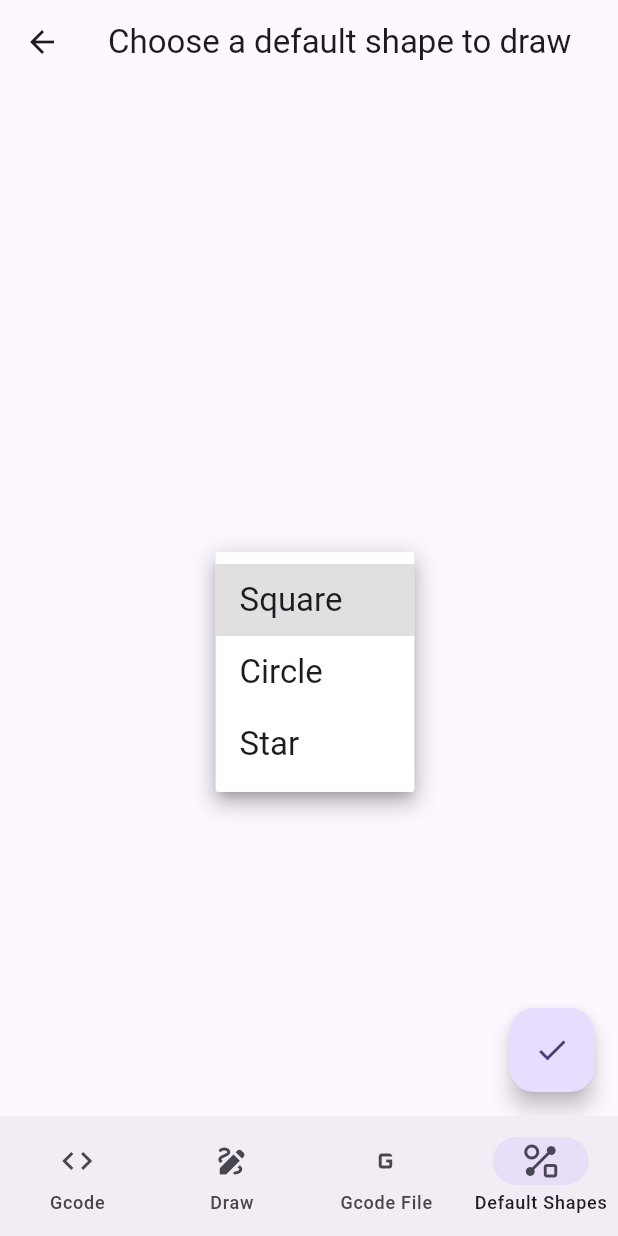
After one commit to Int-0X7FFFFFFF/Etch, a Flutter app: the screen it shows after launch, item 4 of the bottom bar chosen, after a tap on "Square", on a phone screen of 412 x 824 dp. The commit adds this screen. Run offline on Flutter 3.47's test engine with Material 2 defaults, Android fonts, the light colour scheme and no system bars; our stand-ins replace dio, file_picker, loading_animation_widget; missing offline and left inert: flutter_displaymode.

Commit message:
make new options in UI

```diff
--- /dev/null
+++ b/app/etch_fluter/lib/default_shapes/default_shapes_page.dart
@@ -0,0 +1,90 @@
+// ignore_for_file: use_build_context_synchronously
+
+import 'package:flutter/material.dart';
+import 'package:loading_animation_widget/loading_animation_widget.dart';
+import 'package:provider/provider.dart';
+import 'package:file_picker/file_picker.dart';
+import '../common.dart';
+import 'dart:convert';
+import 'dart:io';
+
+class DefaultShapesPage extends StatefulWidget {
+  const DefaultShapesPage({super.key});
+
+  @override
+  State<DefaultShapesPage> createState() => _DefaultShapesPageState();
+}
+
+class _DefaultShapesPageState extends State<DefaultShapesPage> {
+  String _selectedShape = 'square';
+  @override
+  Widget build(BuildContext context) {
+    var server = Provider.of<API>(context).getAPI;
+    return Scaffold(
+      appBar: AppBar(title: const Text("Choose a default shape to draw")),
+      body: Center(
+        child: DropdownButton<String>(
+          value: _selectedShape,
+          style: Theme.of(context).textTheme.titleLarge,
+          dropdownColor: Colors.white,
+          focusColor: Colors.white,
+          items: const[
+            DropdownMenuItem(
+              value: 'square',
+              child: Text('Square'),
+            ),
+            DropdownMenuItem(
+              value: 'circle',
+              child: Text('Circle'),
+            ),
+            DropdownMenuItem(
+              value: 'star',
+              child: Text('Star'),
+            ),
+          ],
+          onChanged: (value) {
+            setState(() {
+              _selectedShape = value!;
+            });
+          },
+        ),
+      ),
+      floatingActionButton: FloatingActionButton(
+        onPressed: () async {
+          Provider.of<Load>(context, listen: false).onloading();
+          try {
+            var res = await server.connect_device(_selectedShape); //need update api
+            if (res['status']) {
+              Navigator.pushNamed(context, '/home');
+              Provider.of<Load>(context, listen: false).outloading();
+            } else {
+              throw Exception(res['msg']);
+            }
+            Provider.of<Load>(context, listen: false).outloading();
+          } catch (e) {
+            Provider.of<Load>(context, listen: false).outloading();
+            final snackBar = SnackBar(
+              content: Text(e.toString()),
+              action: SnackBarAction(
+                label: 'OK',
+                onPressed: () {},
+              ),
+            );
+            ScaffoldMessenger.of(context).showSnackBar(snackBar);
+          }
+        },
+        child: getButton(),
+      ),
+    );
+  }
+
+  getButton() {
+    var loadStat = Provider.of<Load>(context).getLoading;
+    if (loadStat == true) {
+      return LoadingAnimationWidget.newtonCradle(color: Colors.white, size: 50);
+    }
+    if (loadStat == false) {
+      return const Icon(Icons.check);
+    }
+  }
+}
--- /dev/null
+++ b/app/etch_fluter/lib/gcode_file/gcode_file_page.dart
@@ -0,0 +1,76 @@
+// ignore_for_file: use_build_context_synchronously
+
+import 'package:flutter/material.dart';
+import 'package:loading_animation_widget/loading_animation_widget.dart';
+import 'package:provider/provider.dart';
+import 'package:file_picker/file_picker.dart';
+import '../common.dart';
+import 'dart:convert';
+import 'dart:io';
+
+class GcodeFilePage extends StatefulWidget {
+  const GcodeFilePage({super.key});
+
+  @override
+  State<GcodeFilePage> createState() => _GcodeFilePageState();
+}
+
+class _GcodeFilePageState extends State<GcodeFilePage> {
+  @override
+  Widget build(BuildContext context) {
+    var server = Provider.of<API>(context).getAPI;
+    return Scaffold(
+      appBar: AppBar(title: const Text("Select a G-Code file to draw")),
+      floatingActionButton: FloatingActionButton(
+        onPressed: () async {
+          try {
+            Provider.of<Load>(context, listen: false).onloading();
+            FilePickerResult? result = await FilePicker.platform.pickFiles(
+              type: FileType.custom,
+              allowedExtensions: ['gcode'],
+              allowMultiple: false,
+            );
+            if (result != null && result.files.isNotEmpty) {
+              File pickedImage = File(result.files.single.path!);
+              // Do something with the picked image file
+              // Load an image from file
+              List<int> imageBytes = await pickedImage.readAsBytes();
+              // Convert the image bytes to base64
+              String base64Image = base64Encode(imageBytes);
+              var data = await server.post_image(base64Image);
+              if (data['status']) {
+
+              } else {
+                throw Exception(data['msg']);
+              }
+            } else {
+              Provider.of<Load>(context, listen: false).outloading();
+              // No image picked
+            }
+          } catch (e) {
+            Provider.of<Load>(context, listen: false).outloading();
+            final snackBar = SnackBar(
+              content: Text(e.toString()),
+              action: SnackBarAction(
+                label: 'OK',
+                onPressed: () {},
+              ),
+            );
+            ScaffoldMessenger.of(context).showSnackBar(snackBar);
+          }
+        },
+        child: getButton(),
+      ),
+    );
+  }
+
+  getButton() {
+    var loadStat = Provider.of<Load>(context).getLoading;
+    if (loadStat == true) {
+      return LoadingAnimationWidget.newtonCradle(color: Colors.white, size: 50);
+    }
+    if (loadStat == false) {
+      return const Icon(Icons.upload_file);
+    }
+  }
+}
--- a/app/etch_fluter/lib/nav.dart
+++ b/app/etch_fluter/lib/nav.dart
@@ -1,6 +1,8 @@
 import 'package:flutter/material.dart';
 import 'Gcode/g_code_page.dart';
 import 'draw/draw_page.dart';
+import 'gcode_file/gcode_file_page.dart';
+import 'default_shapes/default_shapes_page.dart';
 
 var _controller = PageController(
   initialPage: 0,
@@ -26,6 +28,8 @@ class _HomePageState extends State<HomePage> {
         children: const <Widget>[
           GcodePage(),
           DrawPage(),
+          GcodeFilePage(),
+          DefaultShapesPage()
         ],
       ),
     );
@@ -59,6 +63,14 @@ class _BottomNavBarState extends State<BottomNavBar> {
           icon: Icon(Icons.draw),
           label: 'Draw',
         ),
+        NavigationDestination(
+          icon: Icon(Icons.g_mobiledata_outlined),
+          label: 'Gcode File'
+        ),
+        NavigationDestination(
+          icon: Icon(Icons.shape_line_outlined),
+          label: 'Default Shapes'
+        ),
       ],
       selectedIndex: _selectedIndex,
       onDestinationSelected: _onItemTapped,
```
Also changed, not shown: 3 other files.
